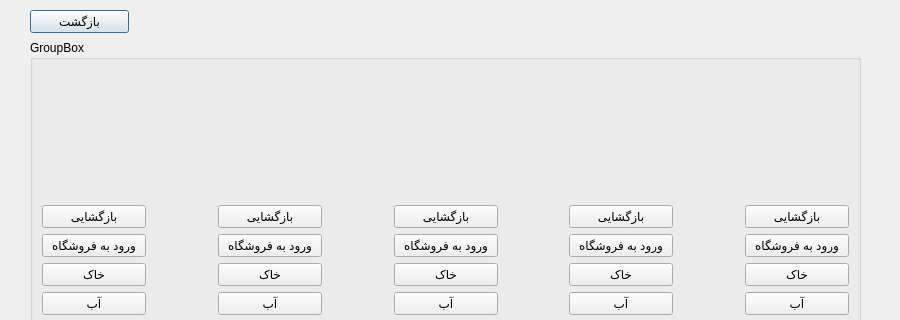
Old version of the form form/greenHouse.ui in the repository mahshid-o/GreenHouse; both pictures show x 0 to 900 and y 0 to 320 of the 900 by 522 pixel window.
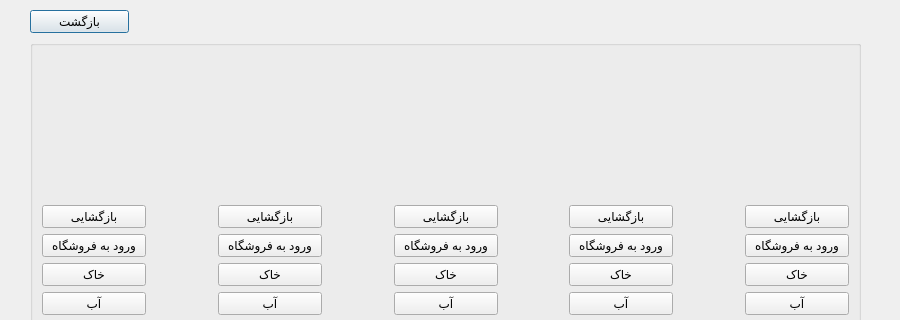
New version of the form. Icons and pictures are not drawn.

The edit to the form file:
```diff
--- a/form/greenHouse.ui
+++ b/form/greenHouse.ui
@@ -61,7 +61,7 @@
     </rect>
    </property>
    <property name="title">
-    <string>GroupBox</string>
+    <string/>
    </property>
    <layout class="QGridLayout" name="gridLayout">
     <item row="0" column="5">
```
